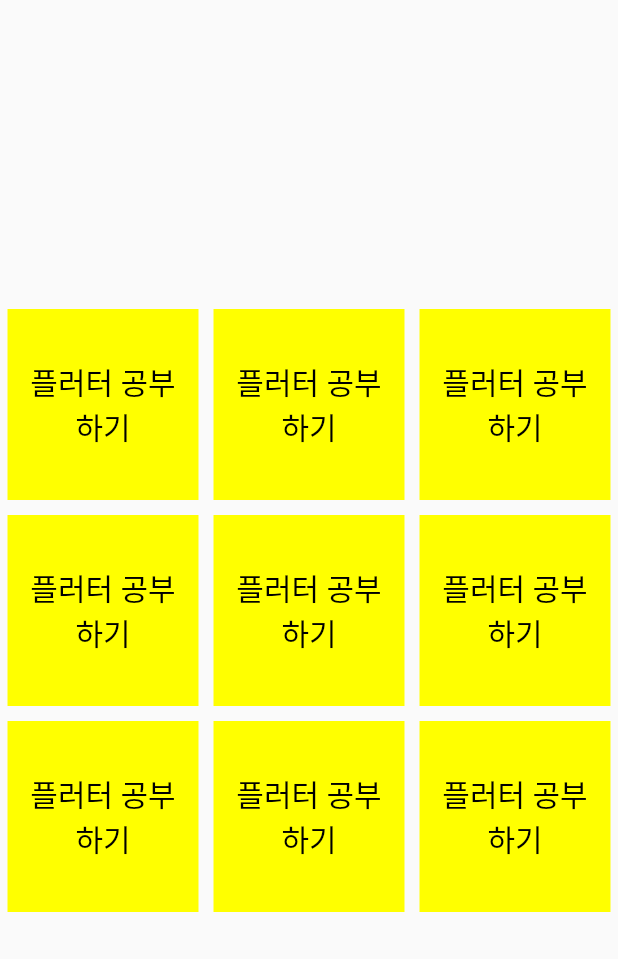
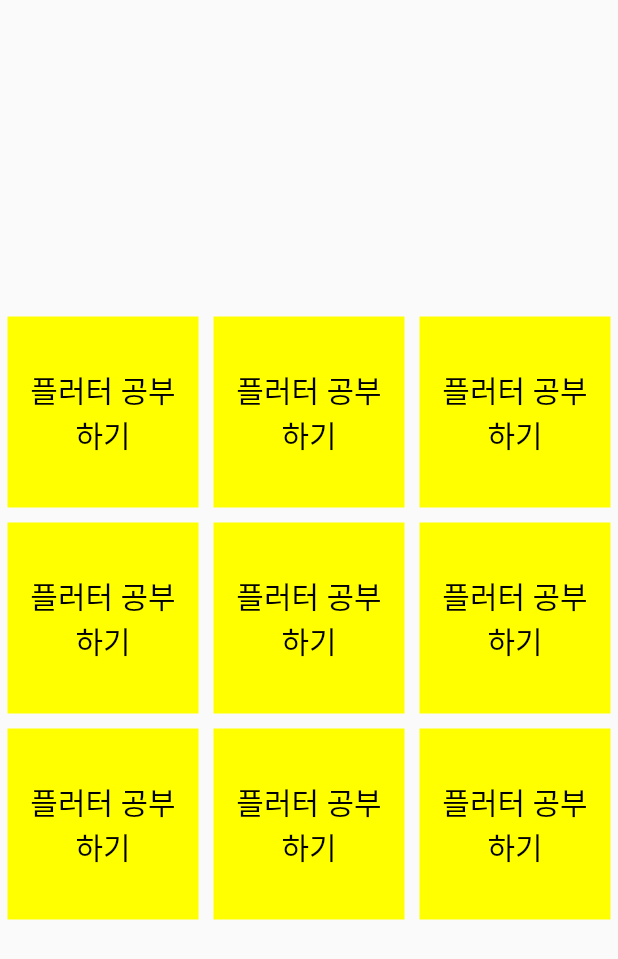
Before and after one commit to fc9d/mandarat, a Flutter app: the screen it shows after launch, on a phone screen of 412 x 824 dp. Shown: the top 959 px of the screen. Run offline on Flutter 3.47's test engine with Material 2 defaults, Android fonts, the light colour scheme and no system bars; drawn by our look-alikes of auto_size_text; our stand-ins replace logger.

Commit message:
MAN-10 가변사이즈 오류 수정

```diff
--- a/lib/main.dart
+++ b/lib/main.dart
@@ -1,5 +1,3 @@
-import 'dart:developer';
-
 import 'package:auto_size_text/auto_size_text.dart';
 import 'package:flutter/material.dart';
 import 'package:logger/logger.dart';
@@ -27,7 +25,6 @@ class MyApp extends StatelessWidget {
 }
 
 class Home extends StatefulWidget {
-
   const Home({super.key});
 
   @override
@@ -41,7 +38,6 @@ class _HomeState extends State<Home> {
   Widget build(BuildContext context) {
     if (MediaQuery.of(context).size.width >
         MediaQuery.of(context).size.height) {
-
       fixedSize = MediaQuery.of(context).size.height / 3 - 10;
     } else {
       fixedSize = MediaQuery.of(context).size.width / 3 - 10;
@@ -53,14 +49,14 @@ class _HomeState extends State<Home> {
           mainAxisAlignment: MainAxisAlignment.center,
           children: [
             Row(
-              mainAxisAlignment: MainAxisAlignment.spaceAround,
+              mainAxisAlignment: MainAxisAlignment.center,
               children: [
                 Container(
                   width: fixedSize,
                   height: fixedSize,
                   color: Colors.yellowAccent,
                   padding: const EdgeInsets.all(10.0),
-                  margin: const EdgeInsets.fromLTRB(0, 0, 0, 10),
+                  margin: const EdgeInsets.all(5),
                   child: const Center(
                     child: AutoSizeText('플러터 공부하기',
                         textAlign: TextAlign.center,
@@ -72,7 +68,7 @@ class _HomeState extends State<Home> {
                   height: fixedSize,
                   color: Colors.yellowAccent,
                   padding: const EdgeInsets.all(10.0),
-                  margin: const EdgeInsets.fromLTRB(0, 0, 0, 10),
+                  margin: const EdgeInsets.all(5),
                   child: const Center(
                     child: AutoSizeText('플러터 공부하기',
                         textAlign: TextAlign.center,
@@ -84,7 +80,7 @@ class _HomeState extends State<Home> {
                   height: fixedSize,
                   color: Colors.yellowAccent,
                   padding: const EdgeInsets.all(10.0),
-                  margin: const EdgeInsets.fromLTRB(0, 0, 0, 10),
+                  margin: const EdgeInsets.all(5),
                   child: const Center(
                     child: AutoSizeText('플러터 공부하기',
                         textAlign: TextAlign.center,
@@ -94,14 +90,14 @@ class _HomeState extends State<Home> {
               ],
             ),
             Row(
-              mainAxisAlignment: MainAxisAlignment.spaceAround,
+              mainAxisAlignment: MainAxisAlignment.center,
               children: [
                 Container(
                   width: fixedSize,
                   height: fixedSize,
                   color: Colors.yellowAccent,
                   padding: const EdgeInsets.all(10.0),
-                  margin: const EdgeInsets.fromLTRB(0, 0, 0, 10),
+                  margin: const EdgeInsets.all(5),
                   child: const Center(
                     child: AutoSizeText('플러터 공부하기',
                         textAlign: TextAlign.center,
@@ -113,7 +109,7 @@ class _HomeState extends State<Home> {
                   height: fixedSize,
                   color: Colors.yellowAccent,
                   padding: const EdgeInsets.all(10.0),
-                  margin: const EdgeInsets.fromLTRB(0, 0, 0, 10),
+                  margin: const EdgeInsets.all(5),
                   child: const Center(
                     child: AutoSizeText('플러터 공부하기',
                         textAlign: TextAlign.center,
@@ -125,7 +121,7 @@ class _HomeState extends State<Home> {
                   height: fixedSize,
                   color: Colors.yellowAccent,
                   padding: const EdgeInsets.all(10.0),
-                  margin: const EdgeInsets.fromLTRB(0, 0, 0, 10),
+                  margin: const EdgeInsets.all(5),
                   child: const Center(
                     child: AutoSizeText('플러터 공부하기',
                         textAlign: TextAlign.center,
@@ -135,14 +131,14 @@ class _HomeState extends State<Home> {
               ],
             ),
             Row(
-              mainAxisAlignment: MainAxisAlignment.spaceAround,
+              mainAxisAlignment: MainAxisAlignment.center,
               children: [
                 Container(
                   width: fixedSize,
                   height: fixedSize,
                   color: Colors.yellowAccent,
                   padding: const EdgeInsets.all(10.0),
-                  margin: const EdgeInsets.fromLTRB(0, 0, 0, 10),
+                  margin: const EdgeInsets.all(5),
                   child: const Center(
                     child: AutoSizeText('플러터 공부하기',
                         textAlign: TextAlign.center,
@@ -154,7 +150,7 @@ class _HomeState extends State<Home> {
                   height: fixedSize,
                   color: Colors.yellowAccent,
                   padding: const EdgeInsets.all(10.0),
-                  margin: const EdgeInsets.fromLTRB(0, 0, 0, 10),
+                  margin: const EdgeInsets.all(5),
                   child: const Center(
                     child: AutoSizeText('플러터 공부하기',
                         textAlign: TextAlign.center,
@@ -166,7 +162,7 @@ class _HomeState extends State<Home> {
                   height: fixedSize,
                   color: Colors.yellowAccent,
                   padding: const EdgeInsets.all(10.0),
-                  margin: const EdgeInsets.fromLTRB(0, 0, 0, 10),
+                  margin: const EdgeInsets.all(5),
                   child: const Center(
                     child: AutoSizeText('플러터 공부하기',
                         textAlign: TextAlign.center,
```
